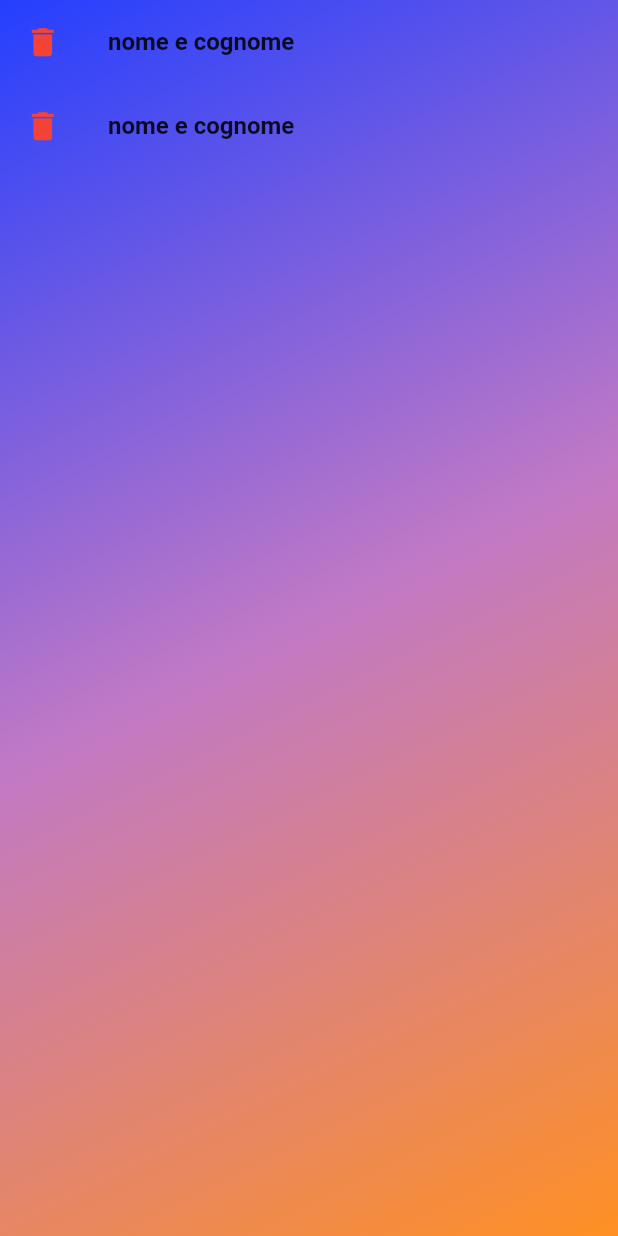
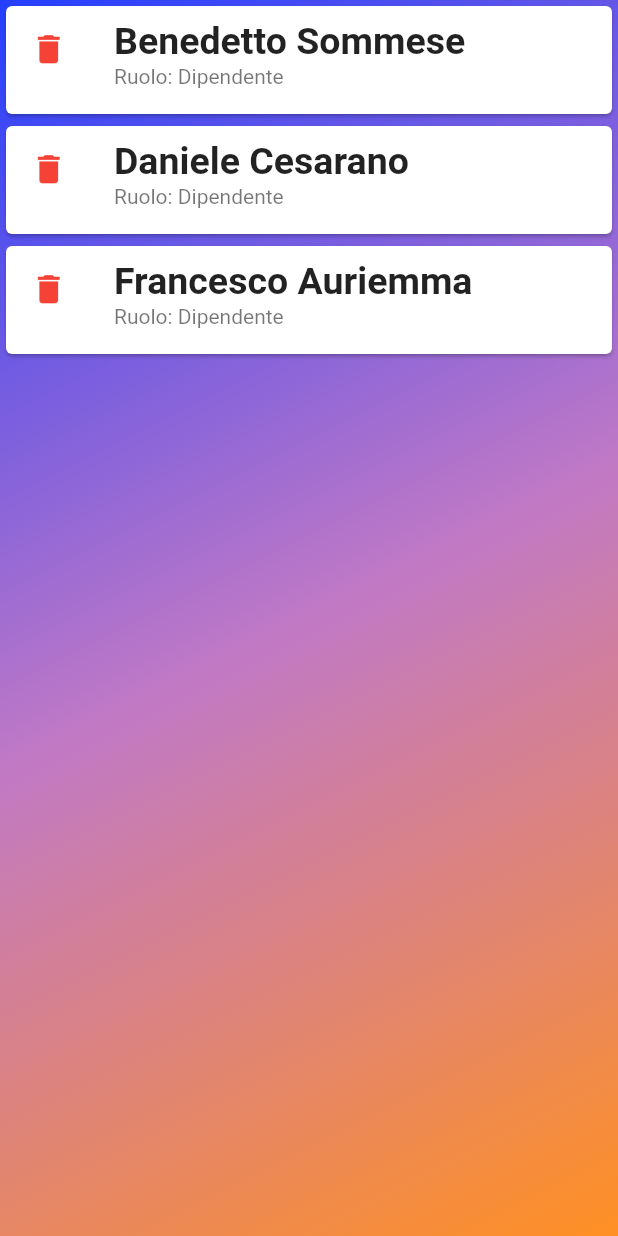
Before and after one commit to leobonny97/smartqueue, a Flutter app: the MyStatelessWidget screen opened directly, on a phone screen of 412 x 824 dp. Run offline on Flutter 3.47's test engine with Material 2 defaults, Android fonts, the phone set to English and light mode, and no system bars; our stand-ins replace image_picker; missing offline and left inert: qrscan.

Commit message:
update design #2 for membri

```diff
--- a/lib/membri.dart
+++ b/lib/membri.dart
@@ -62,8 +62,9 @@ class MyStatelessWidget extends StatelessWidget {
 Widget getList() {
   //l'array deve essere dato in input a getList
   final members = [
-    'nome e cognome',
-    'nome e cognome',
+    'Benedetto Sommese',
+    'Daniele Cesarano',
+    'Francesco Auriemma',
   ];
   final icons = [
     Icons.delete
@@ -71,9 +72,12 @@ Widget getList() {
   ListView myList = new ListView.builder(
       itemCount: members.length,
       itemBuilder: (context, index) {
-        return new ListTile(
-          leading: const Icon(Icons.delete, size: 25.0, color: Colors.red,),
-          title: Text(members[index], style: TextStyle(fontWeight: FontWeight.bold,),),
+        return new Card(
+          child: ListTile(
+            leading: const Icon(Icons.delete, size: 25.0, color: Colors.red,),
+            title: Text(members[index], style: TextStyle(fontWeight: FontWeight.bold,fontSize: 25.0,),),
+            subtitle: Text("Ruolo: Dipendente"),
+          ),
         );
       });
   return myList;
```
